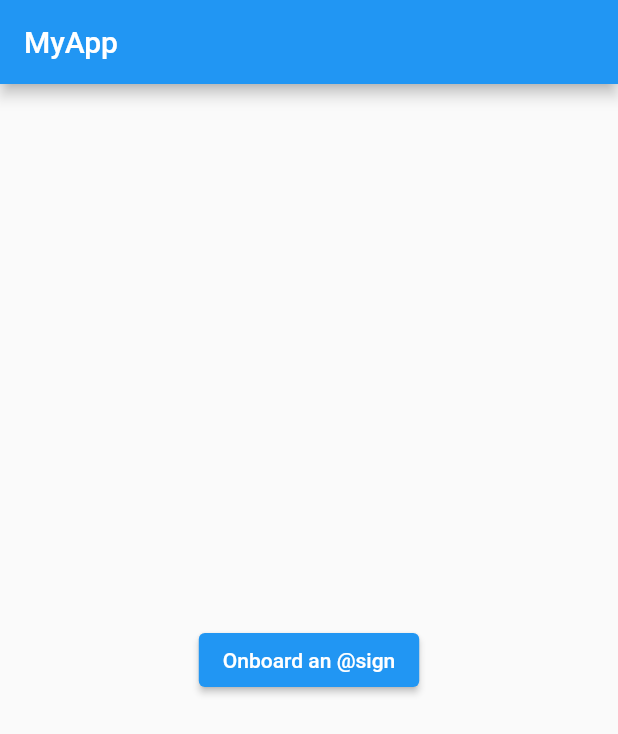
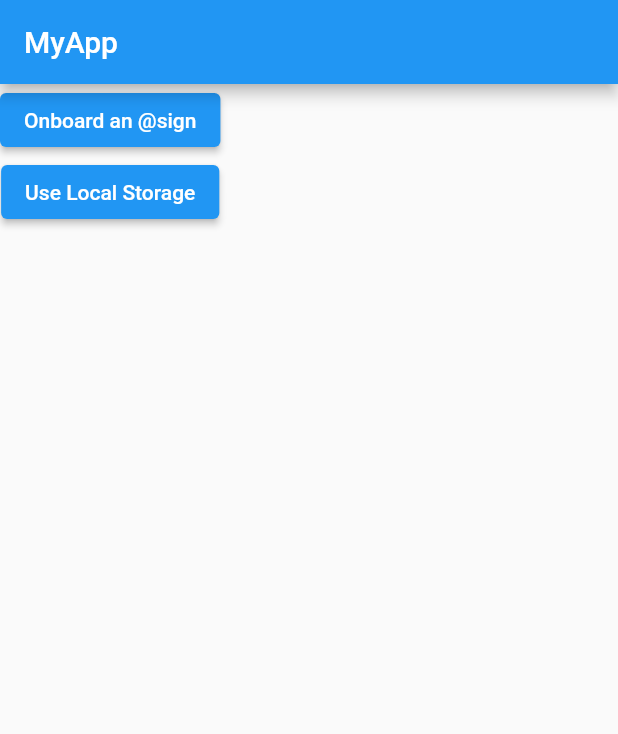
Before and after one commit to jmcquaw/HoneyDo, a Flutter app: the screen it shows after launch, on a phone screen of 412 x 824 dp. Shown: the top 734 px of the screen. Run offline on Flutter 3.47's test engine with Material 2 defaults, Android fonts, the light colour scheme and no system bars; our stand-ins replace file_picker, url_launcher_web; missing offline and left inert: at_app_flutter, at_client, at_client_mobile, at_commons, at_onboarding_flutter, at_server_status and 5 more.

Commit message:
bypass to localstorage when the server rejects connection

```diff
--- a/lib/main.dart
+++ b/lib/main.dart
@@ -49,8 +49,10 @@ class _MyAppState extends State<MyApp> {
           title: const Text('MyApp'),
         ),
         body: Builder(
-          builder: (context) => Center(
-                child: ElevatedButton(
+          builder: (context) =>
+            Column(
+                children: [
+                  ElevatedButton(
                     onPressed: () async {
                       var preference = await futurePreference;
                       setState(() {
@@ -73,11 +75,19 @@ class _MyAppState extends State<MyApp> {
                     },
                     child: const Text('Onboard an @sign'),
                   ),
+
+                  ElevatedButton(
+                    onPressed: () {
+                    Navigator.push(context,
+                        MaterialPageRoute(builder: (context)=>Homepage()));
+                  },
+                    child: const Text("Use Local Storage"),
+              ),
+                ],
+              ),
               ),
         ),
 
-                ),
               );
-
   }
 }
```
Also changed, not shown: 8 other files. Lines whose indentation alone changed are shown as unchanged.
